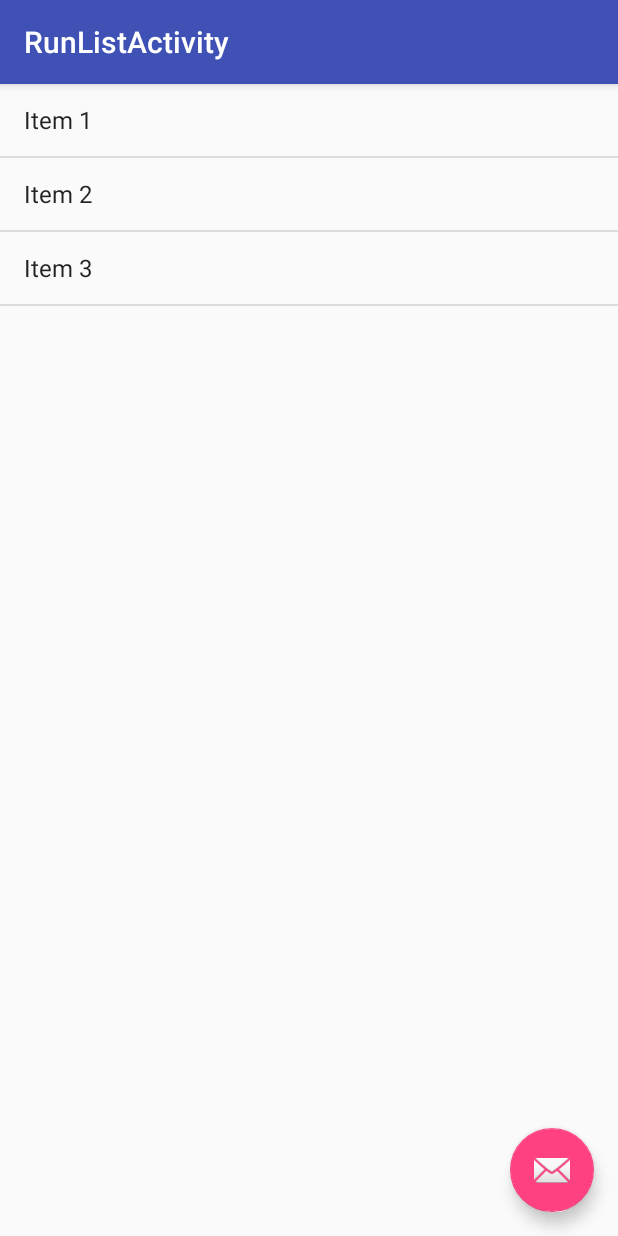
After one commit to ankur-srivastava/RunTracker, an Android app: the fragment RunListFragment placed in its activity, on a phone screen of 412 x 824 dp. The commit adds this screen. Run offline under Robolectric (Android 15) with nearby library versions, the phone set to English and light mode, and no system bars.

```diff
--- /dev/null
+++ b/app/src/main/java/com/edocent/runtracker/RunListActivity.java
@@ -0,0 +1,33 @@
+package com.edocent.runtracker;
+
+import android.os.Bundle;
+import android.support.design.widget.FloatingActionButton;
+import android.support.design.widget.Snackbar;
+import android.support.v7.app.AppCompatActivity;
+import android.support.v7.widget.Toolbar;
+import android.view.View;
+
+public class RunListActivity extends AppCompatActivity implements RunListFragment.OnFragmentInteractionListener{
+
+    @Override
+    protected void onCreate(Bundle savedInstanceState) {
+        super.onCreate(savedInstanceState);
+        setContentView(R.layout.activity_run_list);
+        Toolbar toolbar = (Toolbar) findViewById(R.id.toolbar);
+        setSupportActionBar(toolbar);
+
+        FloatingActionButton fab = (FloatingActionButton) findViewById(R.id.fab);
+        fab.setOnClickListener(new View.OnClickListener() {
+            @Override
+            public void onClick(View view) {
+                Snackbar.make(view, "Replace with your own action", Snackbar.LENGTH_LONG)
+                        .setAction("Action", null).show();
+            }
+        });
+    }
+
+    @Override
+    public void onFragmentInteraction(String id) {
+        //On click call detail
+    }
+}
--- /dev/null
+++ b/app/src/main/java/com/edocent/runtracker/RunListFragment.java
@@ -0,0 +1,57 @@
+package com.edocent.runtracker;
+
+import android.app.Activity;
+import android.os.Bundle;
+import android.app.ListFragment;
+import android.view.View;
+import android.widget.ArrayAdapter;
+import android.widget.ListView;
+
+import com.edocent.runtracker.dummy.DummyContent;
+
+/**
+ * @author Ankur
+ */
+public class RunListFragment extends ListFragment {
+
+    private OnFragmentInteractionListener mListener;
+
+    public RunListFragment() { }
+
+    @Override
+    public void onCreate(Bundle savedInstanceState) {
+        super.onCreate(savedInstanceState);
+
+        setListAdapter(new ArrayAdapter<DummyContent.DummyItem>(getActivity(),
+                android.R.layout.simple_list_item_1, android.R.id.text1, DummyContent.ITEMS));
+    }
+
+
+    @Override
+    public void onAttach(Activity activity) {
+        super.onAttach(activity);
+        try {
+            mListener = (OnFragmentInteractionListener) activity;
+        } catch (ClassCastException e) {
+            throw new ClassCastException(activity.toString()+ " must implement OnFragmentInteractionListener");
+        }
+    }
+
+    @Override
+    public void onDetach() {
+        super.onDetach();
+        mListener = null;
+    }
+
+    @Override
+    public void onListItemClick(ListView l, View v, int position, long id) {
+        super.onListItemClick(l, v, position, id);
+        if (null != mListener) {
+            mListener.onFragmentInteraction(DummyContent.ITEMS.get(position).id);
+        }
+    }
+
+    public interface OnFragmentInteractionListener {
+        void onFragmentInteraction(String id);
+    }
+}
--- /dev/null
+++ b/app/src/main/java/com/edocent/runtracker/dummy/DummyContent.java
@@ -0,0 +1,55 @@
+package com.edocent.runtracker.dummy;
+
+import java.util.ArrayList;
+import java.util.HashMap;
+import java.util.List;
+import java.util.Map;
+
+/**
+ * Helper class for providing sample content for user interfaces created by
+ * Android template wizards.
+ * <p/>
+ * TODO: Replace all uses of this class before publishing your app.
+ */
+public class DummyContent {
+
+    /**
+     * An array of sample (dummy) items.
+     */
+    public static List<DummyItem> ITEMS = new ArrayList<DummyItem>();
+
+    /**
+     * A map of sample (dummy) items, by ID.
+     */
+    public static Map<String, DummyItem> ITEM_MAP = new HashMap<String, DummyItem>();
+
+    static {
+        // Add 3 sample items.
+        addItem(new DummyItem("1", "Item 1"));
+        addItem(new DummyItem("2", "Item 2"));
+        addItem(new DummyItem("3", "Item 3"));
+    }
+
+    private static void addItem(DummyItem item) {
+        ITEMS.add(item);
+        ITEM_MAP.put(item.id, item);
+    }
+
+    /**
+     * A dummy item representing a piece of content.
+     */
+    public static class DummyItem {
+        public String id;
+        public String content;
+
+        public DummyItem(String id, String content) {
+            this.id = id;
+            this.content = content;
+        }
+
+        @Override
+        public String toString() {
+            return content;
+        }
+    }
+}
--- /dev/null
+++ b/app/src/main/res/layout/activity_run_list.xml
@@ -0,0 +1,25 @@
+<?xml version="1.0" encoding="utf-8"?>
+<android.support.design.widget.CoordinatorLayout
+    xmlns:android="http://schemas.android.com/apk/res/android"
+    xmlns:app="http://schemas.android.com/apk/res-auto"
+    xmlns:tools="http://schemas.android.com/tools" android:layout_width="match_parent"
+    android:layout_height="match_parent" android:fitsSystemWindows="true"
+    tools:context="com.edocent.runtracker.RunListActivity">
+
+    <android.support.design.widget.AppBarLayout android:layout_height="wrap_content"
+        android:layout_width="match_parent" android:theme="@style/AppTheme.AppBarOverlay">
+
+        <android.support.v7.widget.Toolbar android:id="@+id/toolbar"
+            android:layout_width="match_parent" android:layout_height="?attr/actionBarSize"
+            android:background="?attr/colorPrimary" app:popupTheme="@style/AppTheme.PopupOverlay" />
+
+    </android.support.design.widget.AppBarLayout>
+
+    <include layout="@layout/content_run_list" />
+
+    <android.support.design.widget.FloatingActionButton android:id="@+id/fab"
+        android:layout_width="wrap_content" android:layout_height="wrap_content"
+        android:layout_gravity="bottom|end" android:layout_margin="@dimen/fab_margin"
+        android:src="@android:drawable/ic_dialog_email" />
+
+</android.support.design.widget.CoordinatorLayout>
--- /dev/null
+++ b/app/src/main/res/layout/content_run_list.xml
@@ -0,0 +1,13 @@
+<?xml version="1.0" encoding="utf-8"?>
+<FrameLayout
+    xmlns:android="http://schemas.android.com/apk/res/android"
+    xmlns:tools="http://schemas.android.com/tools"
+    xmlns:app="http://schemas.android.com/apk/res-auto"
+    android:layout_width="match_parent"
+    android:layout_height="match_parent"
+    app:layout_behavior="@string/appbar_scrolling_view_behavior"
+    tools:showIn="@layout/activity_run_list"
+    tools:context="com.edocent.runtracker.RunListActivity"
+    android:id="@+id/runListFrameLayoutId">
+
+</FrameLayout>
--- a/app/src/main/res/values/strings.xml
+++ b/app/src/main/res/values/strings.xml
@@ -11,4 +11,5 @@
     <string name="gps_enabled">GPS Enabled</string>
     <string name="gps_disabled">GPS Disabled</string>
     <string name="cell_text">Run at %1$s</string>
+    <string name="title_activity_run_list">RunListActivity</string>
 </resources>
```
Also changed, not shown: app/src/main/AndroidManifest.xml (+20 -5 lines), app/src/main/java/com/edocent/runtracker/adapter/RunAdapter.java (added, +41 -0 lines), app/src/main/java/com/edocent/runtracker/database/RunDatabaseHelper.java (+23 -1 lines), app/src/main/java/com/edocent/runtracker/model/Run.java (+9 -2 lines), app/src/main/res/layout/list_item_run.xml (added, +19 -0 lines).
